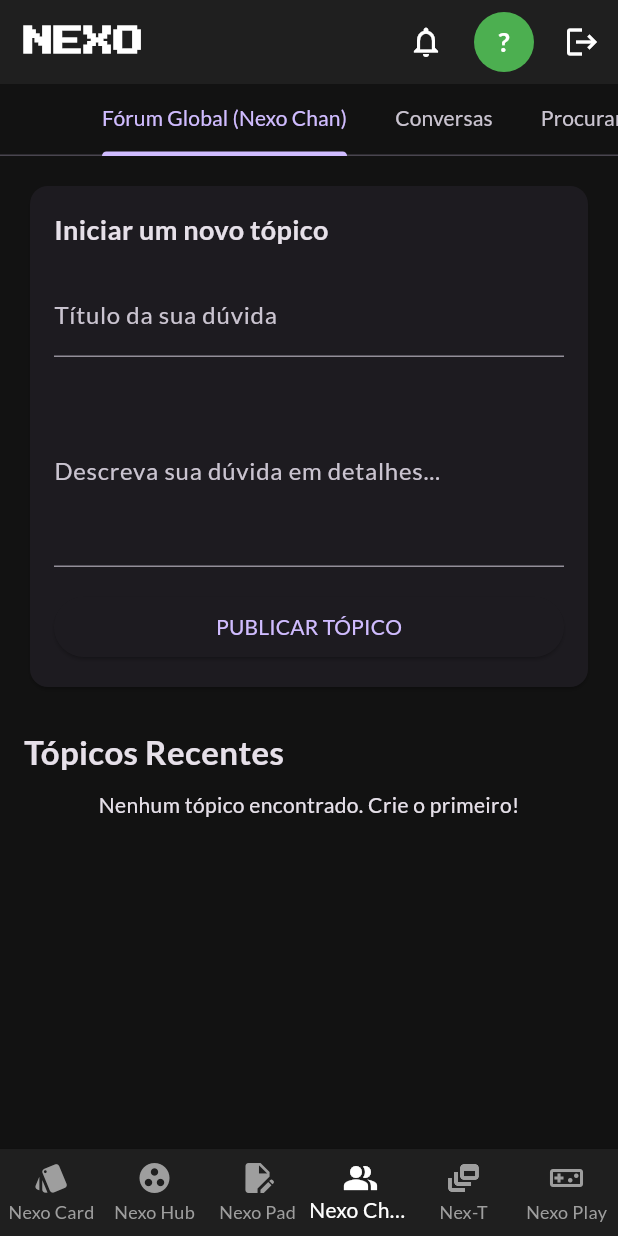
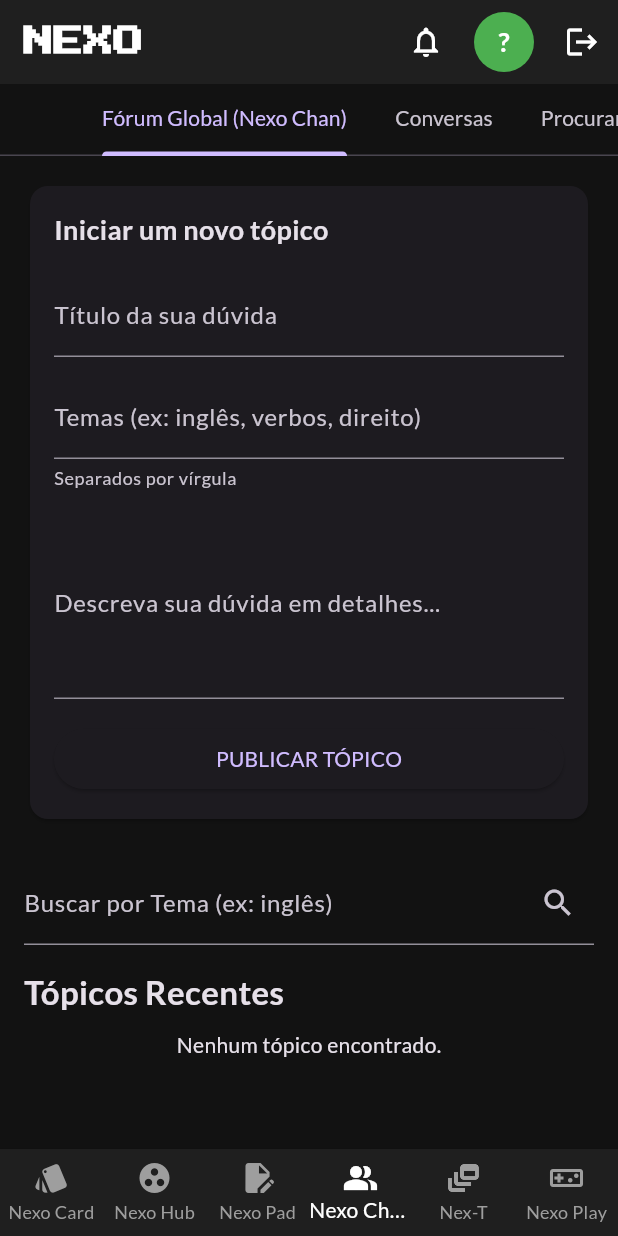
Before and after one commit to thiagolab-ops/nexo, a Flutter app: the screen it shows once a user with an empty profile is signed in, item 4 of the bottom bar chosen, after a tap on "PUBLICAR TÓPICO", on a phone screen of 412 x 824 dp. Run offline on Flutter 3.47's test engine with Material 3 defaults, Android fonts, the light colour scheme and no system bars; our stand-ins replace cloud_firestore, cloud_functions, csv, easy_localization, file_picker, firebase_auth and 14 more; missing offline and left inert: dart:html, flutter_quill; accounts and stored records are empty.

Commit message:
FEATURE: Nexo Chan v2 (Tags e Busca por Tag) implementados

```diff
--- a/lib/widgets/forum_widget.dart
+++ b/lib/widgets/forum_widget.dart
@@ -17,8 +17,8 @@
     super.key,
     required this.topicsCollection,
     required this.currentUser,
-    this.enableCloseTopic = false, // Padrão é desligado
-    this.enableBestAnswer = false, // Padrão é desligado
+    this.enableCloseTopic = false,
+    this.enableBestAnswer = false,
   });
 
   @override
@@ -31,9 +31,12 @@
 
   final TextEditingController _topicTitleController = TextEditingController();
   final TextEditingController _topicContentController = TextEditingController();
+  final TextEditingController _topicTagsController = TextEditingController();
   final TextEditingController _replyContentController = TextEditingController();
+  final TextEditingController _searchController = TextEditingController();
 
   late final ReportService _reportService;
+  String _searchTag = '';
 
   @override
   void initState() {
@@ -45,7 +48,9 @@
   void dispose() {
     _topicTitleController.dispose();
     _topicContentController.dispose();
+    _topicTagsController.dispose();
     _replyContentController.dispose();
+    _searchController.dispose();
     super.dispose();
   }
 
@@ -145,7 +150,30 @@
       children: [
         _buildNewTopicForm(),
         const SizedBox(height: 24),
-        const Text("Tópicos Recentes", style: TextStyle(fontSize: 22, fontWeight: FontWeight.bold)),
+        Padding(
+          padding: const EdgeInsets.only(bottom: 16.0),
+          child: TextField(
+            controller: _searchController,
+            decoration: InputDecoration(
+              labelText: 'Buscar por Tema (ex: inglês)',
+              suffixIcon: IconButton(
+                icon: const Icon(Icons.search),
+                onPressed: () {
+                  setState(() {
+                    _searchTag = _searchController.text;
+                  });
+                },
+              ),
+            ),
+            onSubmitted: (value) {
+               setState(() {
+                 _searchTag = value;
+               });
+            },
+          ),
+        ),
+        Text(_searchTag.isEmpty ? "Tópicos Recentes" : "Resultados para: '$_searchTag'",
+            style: const TextStyle(fontSize: 22, fontWeight: FontWeight.bold)),
         const SizedBox(height: 10),
         _buildTopicsList(),
       ],
@@ -167,6 +195,11 @@
             ),
             const SizedBox(height: 12),
             TextField(
+              controller: _topicTagsController,
+              decoration: const InputDecoration(labelText: 'Temas (ex: inglês, verbos, direito)', helperText: 'Separados por vírgula'),
+            ),
+            const SizedBox(height: 12),
+            TextField(
               controller: _topicContentController,
               decoration: const InputDecoration(labelText: 'Descreva sua dúvida em detalhes...'),
               maxLines: 4,
@@ -183,12 +216,29 @@
   }
 
   Widget _buildTopicsList() {
+    Query query;
+    final tag = _searchTag.trim().toLowerCase();
+
+    if (tag.isNotEmpty) {
+      // --- CORREÇÃO DE SINTAXE AQUI ---
+      // De: .where('tags', 'array-contains', tag)
+      // Para: .where('tags', arrayContains: tag)
+      query = widget.topicsCollection
+          .where('tags', arrayContains: tag)
+          .orderBy('createdAt', descending: true);
+    } else {
+      query = widget.topicsCollection.orderBy('createdAt', descending: true);
+    }
+    // --- FIM DA CORREÇÃO ---
+
     return StreamBuilder<QuerySnapshot>(
-      stream: widget.topicsCollection.orderBy('createdAt', descending: true).snapshots(),
+      stream: query.snapshots(),
       builder: (context, snapshot) {
-        if (snapshot.hasError) return const Center(child: Text("Erro ao carregar tópicos."));
+        if (snapshot.hasError) {
+          return Center(child: Text("Erro ao carregar tópicos. Você já fez o deploy dos índices do Firebase? (firebase deploy --only firestore:indexes)"));
+        }
         if (snapshot.connectionState == ConnectionState.waiting) return const Center(child: CircularProgressIndicator());
-        if (snapshot.data!.docs.isEmpty) return const Center(child: Text("Nenhum tópico encontrado. Crie o primeiro!"));
+        if (snapshot.data!.docs.isEmpty) return const Center(child: Text("Nenhum tópico encontrado."));
 
         return ListView.builder(
           shrinkWrap: true,
@@ -202,6 +252,7 @@
             final String authorPhotoUrl = data['authorPhotoUrl'] ?? '';
             final bool isClosed = data['isClosed'] ?? false;
             final String? bestAnswerId = data['bestAnswerId'];
+            final List<String> tags = List<String>.from(data['tags'] ?? []);
 
             return Card(
               color: isClosed ? Colors.grey[900] : null,
@@ -215,6 +266,11 @@
                       padding: const EdgeInsets.only(top: 4.0, bottom: 8.0),
                       child: Text(data['content'] ?? '', maxLines: 1, overflow: TextOverflow.ellipsis),
                     ),
+                    if (tags.isNotEmpty)
+                      Padding(
+                        padding: const EdgeInsets.only(bottom: 8.0),
+                        child: Text("Temas: ${tags.join(', ')}", style: const TextStyle(fontSize: 12, fontStyle: FontStyle.italic, color: Colors.grey)),
+                      ),
                     Text(
                       'Por: $authorUsername em ${_formatTimestamp(data['createdAt'])}',
                       style: const TextStyle(fontSize: 12, color: Colors.grey),
@@ -246,7 +302,7 @@
           onPressed: _unselectTopic,
         ),
        ),
-       body: StreamBuilder<DocumentSnapshot>( // Mudado de FutureBuilder para StreamBuilder para ver updates ao vivo
+       body: StreamBuilder<DocumentSnapshot>(
           stream: widget.topicsCollection.doc(topicId).snapshots(),
           builder: (context, snapshot) {
               if (!snapshot.hasData) return const Center(child: CircularProgressIndicator());
@@ -259,6 +315,7 @@
               final bool isOwner = authorId == widget.currentUser.id;
               final bool isClosed = topicData['isClosed'] ?? false;
               final String? bestAnswerId = topicData['bestAnswerId'];
+              final List<String> tags = List<String>.from(topicData['tags'] ?? []);
 
               return ListView(
                   padding: const EdgeInsets.all(16.0),
@@ -283,12 +340,12 @@
                                             }
                                           },
                                           itemBuilder: (context) => [
-                                            if (!isOwner) // Só pode denunciar posts dos outros
+                                            if (!isOwner)
                                               const PopupMenuItem(
                                                 value: 'report',
                                                 child: ListTile(leading: Icon(Icons.report_problem_outlined, color: Colors.yellowAccent), title: Text('Denunciar Tópico')),
                                               ),
-                                            if (isOwner && !isClosed && widget.enableCloseTopic) // Só dono pode fechar
+                                            if (isOwner && !isClosed && widget.enableCloseTopic)
                                               const PopupMenuItem(
                                                 value: 'close',
                                                 child: ListTile(leading: Icon(Icons.lock_outline), title: Text('Fechar Tópico')),
@@ -301,6 +358,11 @@
                                         padding: const EdgeInsets.symmetric(horizontal: 16.0, vertical: 8.0),
                                         child: Text(topicData['content'] ?? '', style: const TextStyle(fontSize: 16, height: 1.5)),
                                       ),
+                                      if (tags.isNotEmpty)
+                                        Padding(
+                                          padding: const EdgeInsets.symmetric(horizontal: 16.0, vertical: 8.0),
+                                          child: Text("Temas: ${tags.join(', ')}", style: const TextStyle(fontSize: 12, fontStyle: FontStyle.italic, color: Colors.grey)),
+                                        ),
                                   ],
                               ),
                           ),
@@ -310,7 +372,7 @@
                       const SizedBox(height: 10),
                       _buildRepliesList(topicId, isOwner, isClosed, bestAnswerId),
                       const SizedBox(height: 24),
-                      if (!isClosed) // Só mostra formulário de resposta se o tópico não estiver fechado
+                      if (!isClosed)
                         _buildReplyForm(topicId)
                       else
                         const Center(child: Padding(padding: EdgeInsets.all(24.0), child: Text("Este tópico foi fechado pelo autor.", style: TextStyle(color: Colors.yellowAccent)))),
@@ -359,7 +421,6 @@
                             mainAxisSize: MainAxisSize.min,
                             children: [
                               if (isBestAnswer) const Icon(Icons.check_circle, color: Colors.greenAccent),
-                              // Botão de marcar melhor resposta
                               if (widget.enableBestAnswer && isTopicOwner && !isTopicClosed && !isBestAnswer)
                                 IconButton(
                                   icon: const Icon(Icons.check_box_outline_blank, color: Colors.greenAccent),
@@ -368,7 +429,6 @@
                                     widget.topicsCollection.doc(topicId).update({'bestAnswerId': doc.id});
                                   },
                                 ),
-                              // Botão de denunciar
                               if (authorId != widget.currentUser.id)
                                 IconButton(
                                   icon: const Icon(Icons.report_problem_outlined, color: Colors.yellowAccent, size: 20),
@@ -416,18 +476,29 @@
 
   Future<void> _addTopic() async {
     if (_topicTitleController.text.isNotEmpty && _topicContentController.text.isNotEmpty) {
+
+      final tags = _topicTagsController.text
+          .split(',')
+          .map((tag) => tag.trim().toLowerCase())
+          .where((tag) => tag.isNotEmpty)
+          .toList();
+
       await widget.topicsCollection.add({
         'title': _topicTitleController.text,
         'content': _topicContentController.text,
+        'tags': tags,
         'authorId': widget.currentUser.id,
         'authorUsername': widget.currentUser.username,
         'authorPhotoUrl': widget.currentUser.photoUrl,
         'createdAt': FieldValue.serverTimestamp(),
-        'isClosed': false, // Novo campo
-        'bestAnswerId': null, // Novo campo
+        'isClosed': false,
+        'bestAnswerId': null,
       });
+
       _topicTitleController.clear();
       _topicContentController.clear();
+      _topicTagsController.clear();
+
       if (mounted) {
          ScaffoldMessenger.of(context).showSnackBar(const SnackBar(content: Text('Tópico criado com sucesso!')));
       }
@@ -445,7 +516,7 @@
           });
           _replyContentController.clear();
           if (mounted) {
-             FocusScope.of(context).unfocus(); // Esconde o teclado
+             FocusScope.of(context).unfocus();
           }
       }
   }
```
Also changed, not shown: firestore.indexes.json (+25 -12 lines).
